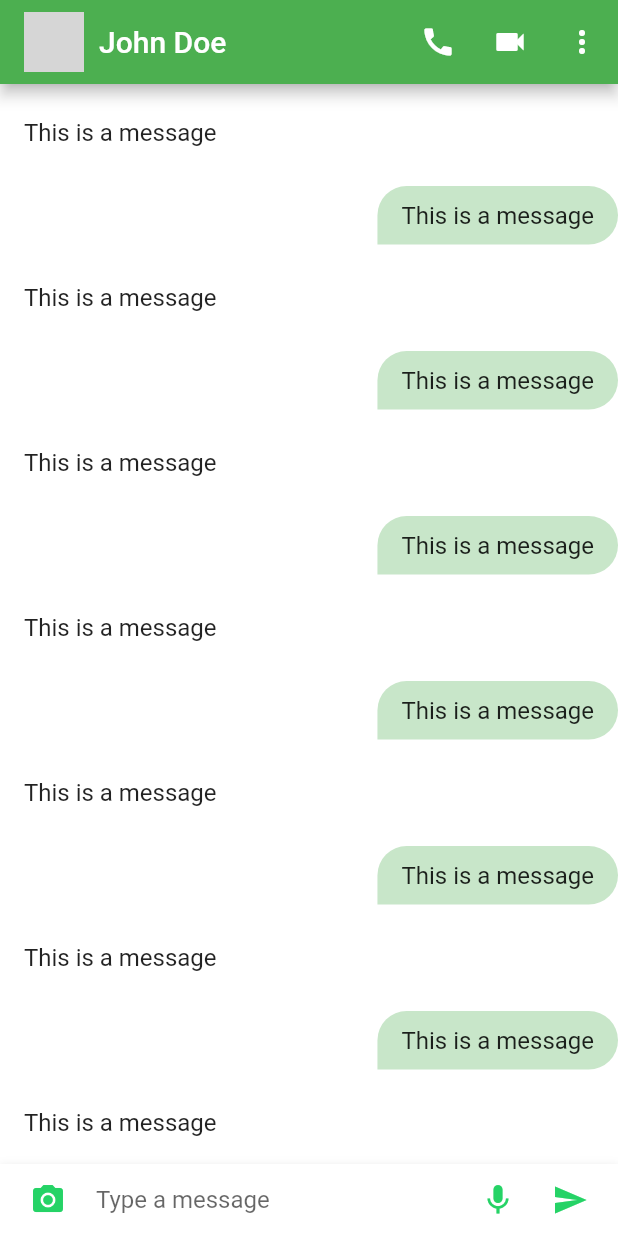
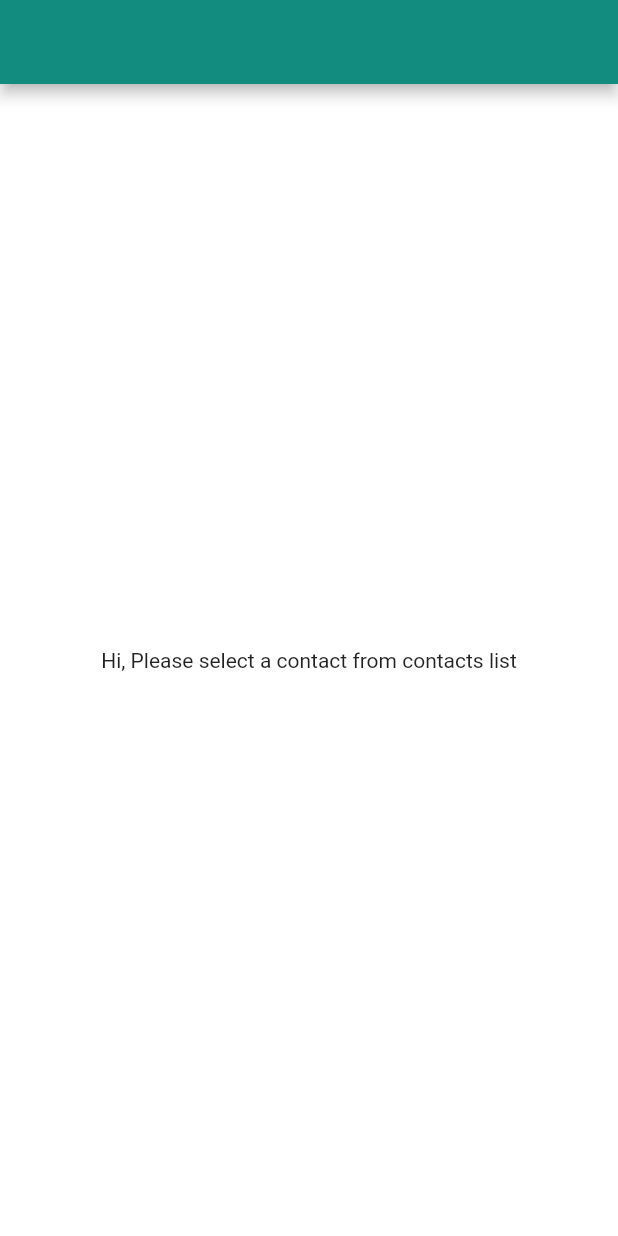
Before and after one commit to mokshchadha/chat, a Flutter app: the ChatWindow screen opened directly, on a phone screen of 412 x 824 dp. Run offline on Flutter 3.47's test engine with Material 2 defaults, Android fonts, the phone set to English and light mode, and no system bars; our stand-ins replace dio, flutter_riverpod; grey boxes are pictures that could not be loaded.

Commit message:
demo draft complete

```diff
--- a/lib/constants.dart
+++ b/lib/constants.dart
@@ -2,6 +2,9 @@ const String SERVER_URL = 'https://10.0.2.2:5001';
 const String local = 'https://localhost:5001';
 const String PROD_URL = 'https://admin.source.one';
 
+const String waba = 'https://localhost:6001';
+
 class Routes {
   static final String CONTACTS = '$local/api/chatapp/v2/WABAContacts';
+  static final String CHATS = '$waba/api/chatapp/v2/WABAContacts';
 }
--- a/lib/providers/providers.dart
+++ b/lib/providers/providers.dart
@@ -17,7 +17,6 @@ class ContactsNotifier extends StateNotifier<List<Contact>?> {
     final contacts = await fetchContacts();
     state = contacts;
     if (contacts != null) {
-      print(contacts.length);
       ref.read(filteredContactsProvider.notifier).set(contacts);
     }
   }
@@ -42,35 +41,68 @@ class FilteredContactsNotifier extends StateNotifier<List<Contact>> {
 
 final selectedContactProvider =
     StateNotifierProvider<SelectedContactNotifier, Contact?>((ref) {
-  return SelectedContactNotifier();
+  return SelectedContactNotifier(ref);
 });
 
 class SelectedContactNotifier extends StateNotifier<Contact?> {
-  SelectedContactNotifier() : super(null);
+  Ref ref;
+  SelectedContactNotifier(this.ref) : super(null);
+
+  set(contact) {
+    state = contact;
+    ref.read(chatsProvider.notifier).fetch(contact);
+  }
 }
 
-final chatsProvider =
-    StateNotifierProvider<ChatsAsyncNotifier, AsyncValue<List<Message>?>>(
-        (ref) => ChatsAsyncNotifier());
+final chatsProvider = StateNotifierProvider<ChatsAsyncNotifier, List<Message>?>(
+    (ref) => ChatsAsyncNotifier(ref));
 
-class ChatsAsyncNotifier extends StateNotifier<AsyncValue<List<Message>?>> {
+class ChatsAsyncNotifier extends StateNotifier<List<Message>?> {
   List<Message>? _chats;
+  Ref ref;
 
-  ChatsAsyncNotifier() : super(const AsyncLoading()) {
+  ChatsAsyncNotifier(this.ref) : super(null) {
     if (_chats == null) _init();
   }
 
   Future<void> _init() async {}
 
+  fetch(Contact? contact) async {
+    if (contact == null) {
+      empty();
+      return;
+    }
+    var newChats = await fetchChat(contact, null);
+    if (newChats != null) {
+      _chats = newChats;
+      state = (_chats);
+    }
+  }
+
   Future<void> empty() async {
     _chats = null;
-    state = AsyncData(_chats);
+    state = (_chats);
   }
 
-  void remove(String gradeId) async {
+  void update(Contact contact, timestamp) async {
     if (_chats == null) return;
-    state =
-        const AsyncLoading(); // before we start the removal we make the list loading so that no more changes come from UI
-    state = AsyncData(_chats);
+
+    _chats = await fetchChat(contact, timestamp);
+    state = (_chats);
+  }
+
+  Future<int> loadMore() async {
+    if (_chats == null) return 0;
+    int len = _chats?.length ?? 0;
+    Message lastChat = _chats![len - 1];
+    var contact = ref.watch(selectedContactProvider);
+
+    if (contact != null) {
+      List<Message>? moreChats = await fetchChat(contact, lastChat.timestamp);
+      _chats = moreChats != null ? [..._chats!, ...moreChats] : _chats;
+      state = _chats;
+      return moreChats!.length;
+    }
+    return 0;
   }
 }
--- a/lib/services/services.dart
+++ b/lib/services/services.dart
@@ -7,10 +7,8 @@ final dio = Dio();
 
 Future<List<Contact>?> fetchContacts() async {
   try {
-    print('fetchContacts is called ');
     Response response = await dio.get(Routes.CONTACTS);
     List<dynamic> contactsData = response.data['WABAContacts'].values.toList();
-    print(contactsData.length);
     List<Contact> contacts =
         contactsData.map((json) => Contact.fromJson(json)).toList();
     return contacts;
@@ -20,4 +18,16 @@ Future<List<Contact>?> fetchContacts() async {
   return null;
 }
 
-Future<List<Message>?> fetchChat() async {}
+Future<List<Message>?> fetchChat(Contact contact, timestamp) async {
+  final t =
+      timestamp != null ? timestamp : DateTime.now().millisecondsSinceEpoch;
+  final url =
+      'https://localhost:6001/api/v1/contact/${contact.phone}/messages/${contact.fromNo}/$t';
+
+  Response response = await dio.get(url);
+  List<dynamic> chatData = response.data;
+
+  List<Message> chats = chatData.map((e) => Message.fromJson(e)).toList();
+  print(chats.length);
+  return chats;
+}
--- a/lib/widgets/chatWindow.dart
+++ b/lib/widgets/chatWindow.dart
@@ -1,23 +1,36 @@
+import 'package:chat/models/contact.dart';
+import 'package:chat/providers/providers.dart';
+import 'package:chat/widgets/conversation.dart';
+
 import 'package:flutter/material.dart';
+import 'package:flutter_riverpod/flutter_riverpod.dart';
 
-class ChatWindow extends StatelessWidget {
+class ChatWindow extends ConsumerWidget {
   const ChatWindow({Key? key}) : super(key: key);
 
   @override
-  Widget build(BuildContext context) {
+  Widget build(BuildContext context, WidgetRef ref) {
+    Contact? selected = ref.watch(selectedContactProvider);
+
     return Scaffold(
-      appBar: AppBar(
+      appBar: selected == null
+          ? AppBar(
+              automaticallyImplyLeading: false,
+            )
+          : AppBar(
               automaticallyImplyLeading: false,
               title: Row(
                 children: [
-            CircleAvatar(
+                  const CircleAvatar(
                     backgroundImage: NetworkImage('https://picsum.photos/200'),
                   ),
-            SizedBox(width: 10.0),
-            Text('John Doe'),
+                  const SizedBox(width: 10.0),
+                  Text('${selected.name} - (${selected.company})'),
                 ],
               ),
-        actions: [
+              actions: selected == null
+                  ? []
+                  : [
                       IconButton(
                         onPressed: () {},
                         icon: Icon(Icons.call),
@@ -32,47 +45,15 @@ class ChatWindow extends StatelessWidget {
                       ),
                     ],
             ),
-      body: Column(
+      body: selected == null
+          ? const Center(
+              child: Text('Hi, Please select a contact from contacts list'),
+            )
+          : Column(
               children: [
-          Expanded(
-            child: ListView.builder(
-              reverse: true,
-              itemCount: 200, // replace with the actual number of messages
-              itemBuilder: (context, index) {
-                return Padding(
-                  padding: const EdgeInsets.symmetric(vertical: 8.0),
-                  child: Align(
-                    alignment:
-                        index % 2 == 0 ? Alignment.topLeft : Alignment.topRight,
-                    child: Container(
-                      padding: EdgeInsets.symmetric(
-                          horizontal: 16.0, vertical: 10.0),
-                      decoration: BoxDecoration(
-                        color:
-                            index % 2 == 0 ? Colors.white : Colors.green[100],
-                        borderRadius: BorderRadius.only(
-                          topLeft: Radius.circular(20.0),
-                          topRight: Radius.circular(20.0),
-                          bottomLeft: index % 2 == 0
-                              ? Radius.circular(20.0)
-                              : Radius.circular(0.0),
-                          bottomRight: index % 2 == 0
-                              ? Radius.circular(0.0)
-                              : Radius.circular(20.0),
-                        ),
-                      ),
-                      child: Text(
-                        'This is a message',
-                        style: TextStyle(fontSize: 16.0),
-                      ),
-                    ),
-                  ),
-                );
-              },
-            ),
-          ),
+                const Conversation(),
                 Container(
-            padding: EdgeInsets.symmetric(horizontal: 8.0),
+                  padding: const EdgeInsets.symmetric(horizontal: 8.0),
                   decoration: BoxDecoration(
                     color: Colors.white,
                     boxShadow: [
@@ -88,11 +69,11 @@ class ChatWindow extends StatelessWidget {
                     children: [
                       IconButton(
                         onPressed: () {},
-                  icon: Icon(Icons.camera_alt),
+                        icon: const Icon(Icons.camera_alt),
                         color: Theme.of(context).primaryColor,
                       ),
-                SizedBox(width: 8.0),
-                Expanded(
+                      const SizedBox(width: 8.0),
+                      const Expanded(
                         child: TextField(
                           decoration: InputDecoration(
                             hintText: 'Type a message',
@@ -102,12 +83,12 @@ class ChatWindow extends StatelessWidget {
                       ),
                       IconButton(
                         onPressed: () {},
-                  icon: Icon(Icons.mic),
+                        icon: const Icon(Icons.mic),
                         color: Theme.of(context).primaryColor,
                       ),
                       IconButton(
                         onPressed: () {},
-                  icon: Icon(Icons.send),
+                        icon: const Icon(Icons.send),
                         color: Theme.of(context).primaryColor,
                       ),
                     ],
--- a/lib/widgets/contactList.dart
+++ b/lib/widgets/contactList.dart
@@ -18,6 +18,7 @@ class _ContactListState extends ConsumerState<ContactList> {
     contacts.forEach((contact) {
       if (contact.name.toLowerCase().contains(query.toLowerCase()) ||
           contact.company.toLowerCase().contains(query.toLowerCase()) ||
+          contact.phone.toLowerCase().contains(query.toLowerCase()) ||
           contact.designation.toLowerCase().contains(query.toLowerCase())) {
         filtered.add(contact);
       }
@@ -53,10 +54,10 @@ class _ContactListState extends ConsumerState<ContactList> {
               itemBuilder: (context, index) {
                 final contact = filteredContacts[index];
                 return InkWell(
-                  onTap: () {
-                    //=> Navigator.pushNamed(context, '/chat')
-                  },
+                  onTap: () =>
+                      ref.read(selectedContactProvider.notifier).set(contact),
                   child: Container(
+                      key: Key(contact.phone),
                       decoration: BoxDecoration(
                           border: Border.all(width: 0.125, color: Colors.grey)),
                       child: ListTile(
--- a/pubspec.yaml
+++ b/pubspec.yaml
@@ -38,7 +38,7 @@ dependencies:
   dio: ^5.1.1
   logger: ^1.0.0
   flutter_riverpod: ^2.3.5
-  http: ^0.13.5
+  socket_io_client: ^2.0.2
 
 dev_dependencies:
   flutter_test:
```
Also changed, not shown: lib/main.dart (+21 -1 lines), lib/models/message.dart (+26 -13 lines), lib/screens/contacts.dart (+5 -2 lines), lib/widgets/conversation.dart (added, +91 -0 lines), lib/widgets/richText.dart (added, +37 -0 lines), pubspec.lock, 1 other file. Lines whose indentation alone changed are shown as unchanged.
